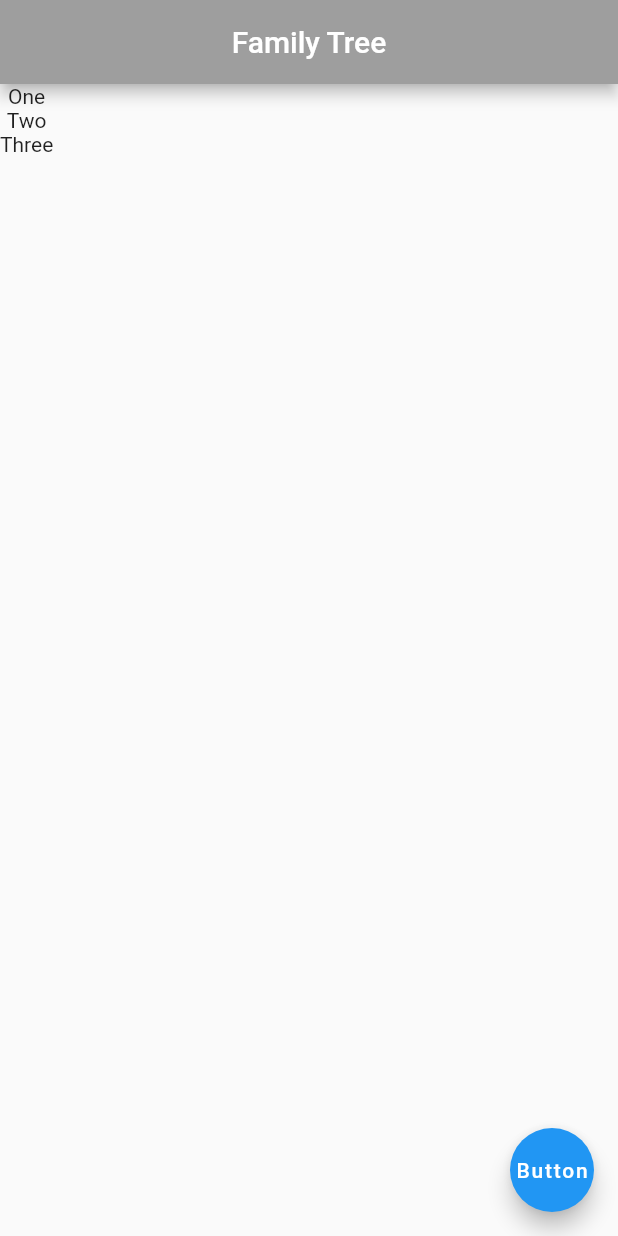
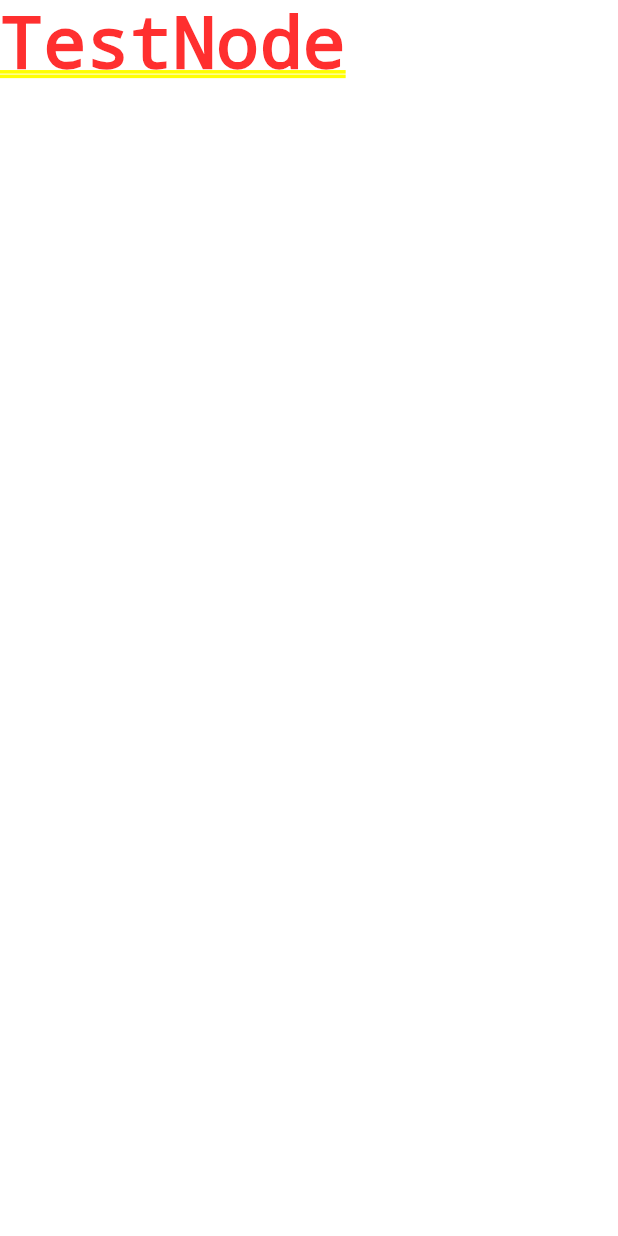
Before and after one commit to Ananthsada/FamilyTree, a Flutter app: the screen it shows after launch, on a phone screen of 412 x 824 dp. Run offline on Flutter 3.47's test engine with Material 2 defaults, Android fonts, the phone set to English and light mode, and no system bars.

Commit message:
Add basic code for Graph

```diff
--- /dev/null
+++ b/lib/Graph.dart
@@ -0,0 +1,30 @@
+
+import 'package:flutter/cupertino.dart';
+
+class GraphView extends StatefulWidget {
+  @override
+  GraphViewState createState() => GraphViewState();
+}
+
+class GraphViewState extends State<GraphView> {
+  @override
+  Widget build(BuildContext context) {
+    return NodeWidget();
+  }
+}
+
+class NodeWidget extends StatelessWidget {
+  @override
+  Widget build(BuildContext context) {
+    return Container(child: Text("TestNode"),);
+  }
+}
+
+class Graph {
+  List<Node> nodeList = [];
+}
+
+class Node {
+  int nodeId = 1234;
+  String name = "Node";
+}
--- a/lib/main.dart
+++ b/lib/main.dart
@@ -1,8 +1,9 @@
 import 'package:flutter/material.dart';
+import 'Graph.dart';
 
 void main() {
   runApp(MaterialApp(
-    home: Test()
+    home: GraphView()
   ));
 }
 
```
